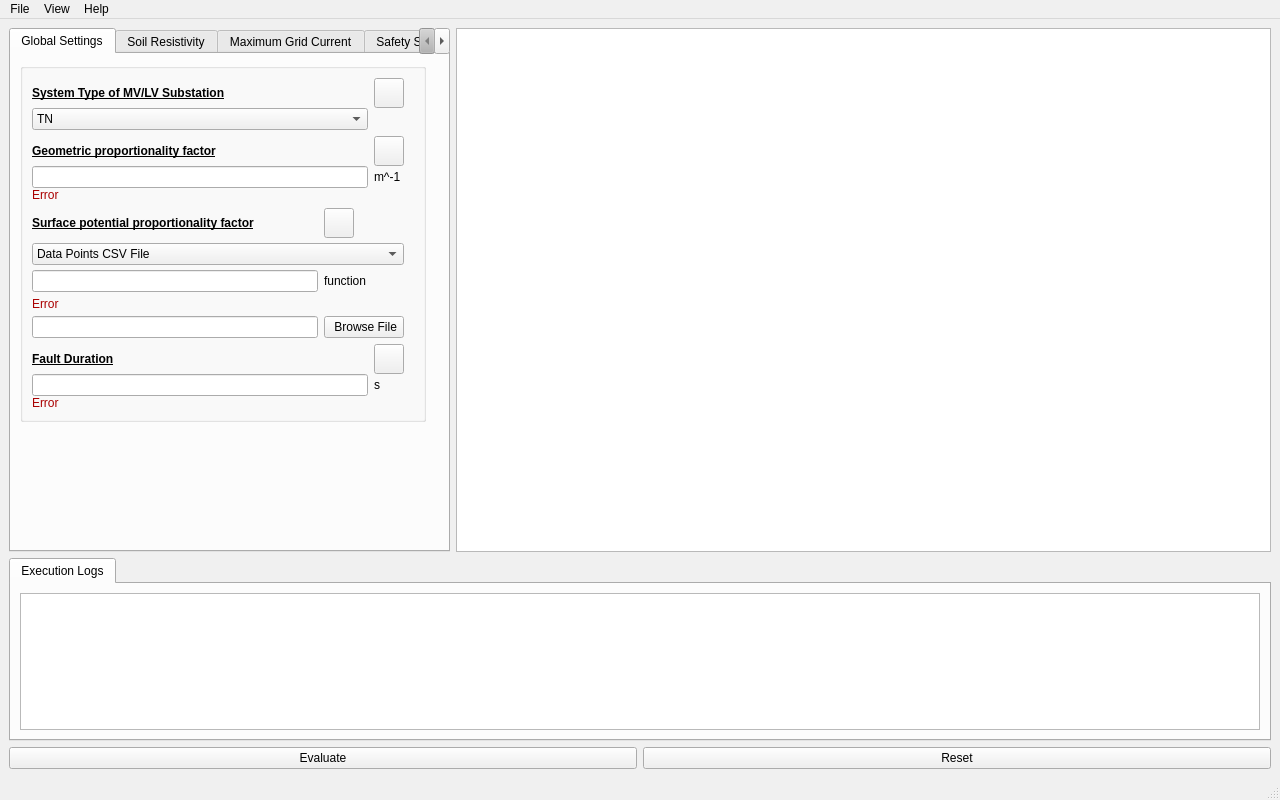
Before: the Qt Designer form gui/MainWindow/form.ui in DimitrisTsourakas/SubStationGuard, drawn with Qt 5.
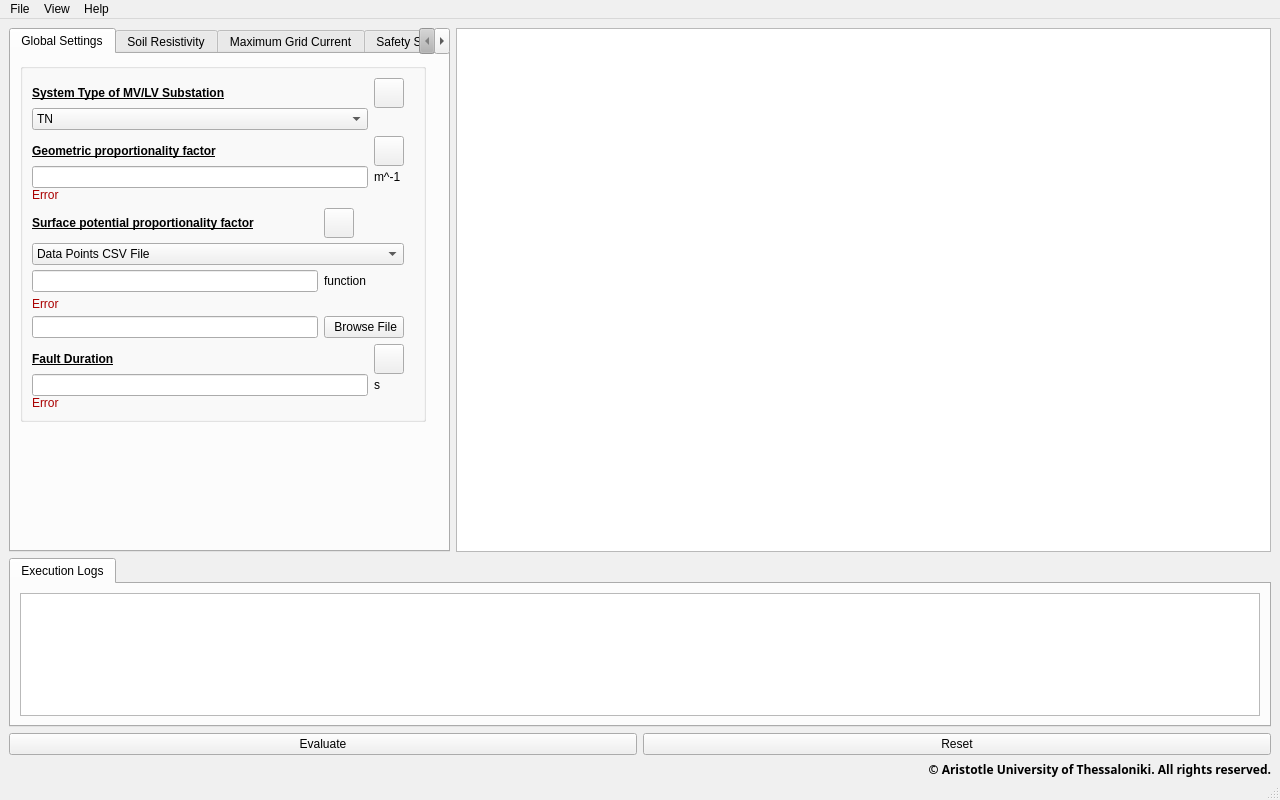
After: the same form once the commit is applied. Icons and pictures are not drawn. Custom widgets are drawn as their Qt base class.

Commit message: [MODIFIED|ADDED]: Enhancements applied: - Added footer logo and label - Added a catch for SurfacePotentialFunc for negative x points - Changed Soil Resistivity annotation in the plot to be close to Y-axis

Diff of the .ui file:
```diff
--- a/gui/MainWindow/form.ui
+++ b/gui/MainWindow/form.ui
@@ -478,31 +478,10 @@
    <locale language="English" country="UnitedStates"/>
   </property>
   <widget class="QWidget" name="centralwidget">
-   <layout class="QGridLayout" name="gridLayout_2" rowstretch="0,0" columnstretch="0" rowminimumheight="0,0">
-    <item row="1" column="0">
-     <layout class="QHBoxLayout" name="horizontalLayout">
-      <item>
-       <widget class="QPushButton" name="evaluateButton">
-        <property name="cursor">
-         <cursorShape>PointingHandCursor</cursorShape>
-        </property>
-        <property name="text">
-         <string>Evaluate</string>
-        </property>
-       </widget>
-      </item>
-      <item>
-       <widget class="QPushButton" name="resetButton">
-        <property name="cursor">
-         <cursorShape>PointingHandCursor</cursorShape>
-        </property>
-        <property name="text">
-         <string>Reset</string>
-        </property>
-       </widget>
-      </item>
-     </layout>
-    </item>
+   <layout class="QGridLayout" name="gridLayout_2" rowstretch="0,0,0,0,0,0,0" columnstretch="0">
+    <property name="bottomMargin">
+     <number>0</number>
+    </property>
     <item row="0" column="0">
      <layout class="QGridLayout" name="gridLayout">
       <item row="1" column="0" colspan="2">
@@ -2937,6 +2916,79 @@
       </item>
      </layout>
     </item>
+    <item row="1" column="0">
+     <layout class="QHBoxLayout" name="horizontalLayout">
+      <item>
+       <widget class="QPushButton" name="evaluateButton">
+        <property name="cursor">
+         <cursorShape>PointingHandCursor</cursorShape>
+        </property>
+        <property name="text">
+         <string>Evaluate</string>
+        </property>
+       </widget>
+      </item>
+      <item>
+       <widget class="QPushButton" name="resetButton">
+        <property name="cursor">
+         <cursorShape>PointingHandCursor</cursorShape>
+        </property>
+        <property name="text">
+         <string>Reset</string>
+        </property>
+       </widget>
+      </item>
+     </layout>
+    </item>
+    <item row="4" column="0" rowspan="2">
+     <layout class="QHBoxLayout" name="horizontalLayout_2" stretch="10,0,0">
+      <item>
+       <widget class="QLabel" name="label_3">
+        <property name="text">
+         <string/>
+        </property>
+       </widget>
+      </item>
+      <item>
+       <widget class="QLabel" name="label_2">
+        <property name="maximumSize">
+         <size>
+          <width>30</width>
+          <height>30</height>
+         </size>
+        </property>
+        <property name="text">
+         <string/>
+        </property>
+        <property name="pixmap">
+         <pixmap resource="resources.qrc">:/images/images/auth-logo.png</pixmap>
+        </property>
+        <property name="scaledContents">
+         <bool>true</bool>
+        </property>
+        <property name="alignment">
+         <set>Qt::AlignRight|Qt::AlignTrailing|Qt::AlignVCenter</set>
+        </property>
+       </widget>
+      </item>
+      <item>
+       <widget class="QLabel" name="label">
+        <property name="font">
+         <font>
+          <family>Sitka</family>
+          <bold>true</bold>
+         </font>
+        </property>
+        <property name="text">
+         <string>© Aristotle University of Thessaloniki. All rights reserved.</string>
+        </property>
+        <property name="alignment">
+         <set>Qt::AlignRight|Qt::AlignTrailing|Qt::AlignVCenter</set>
+        </property>
+       </widget>
+      </item>
+     </layout>
+    </item>
    </layout>
   </widget>
   <widget class="QMenuBar" name="menubar">
```
The commit also changes 5 other files.
